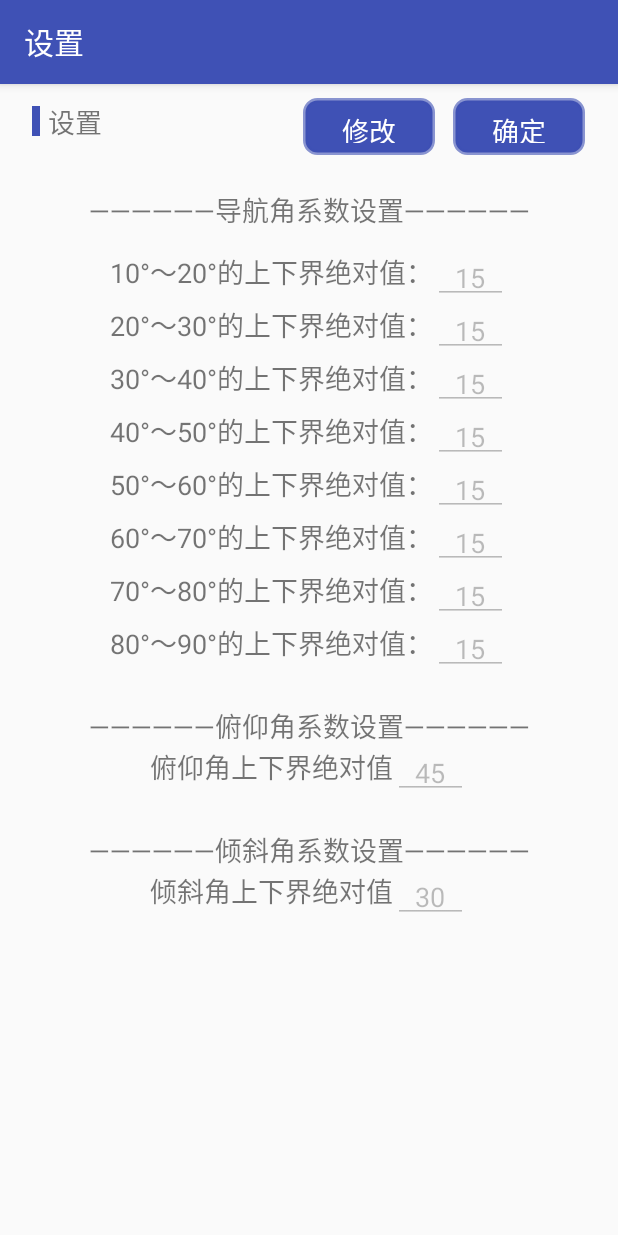
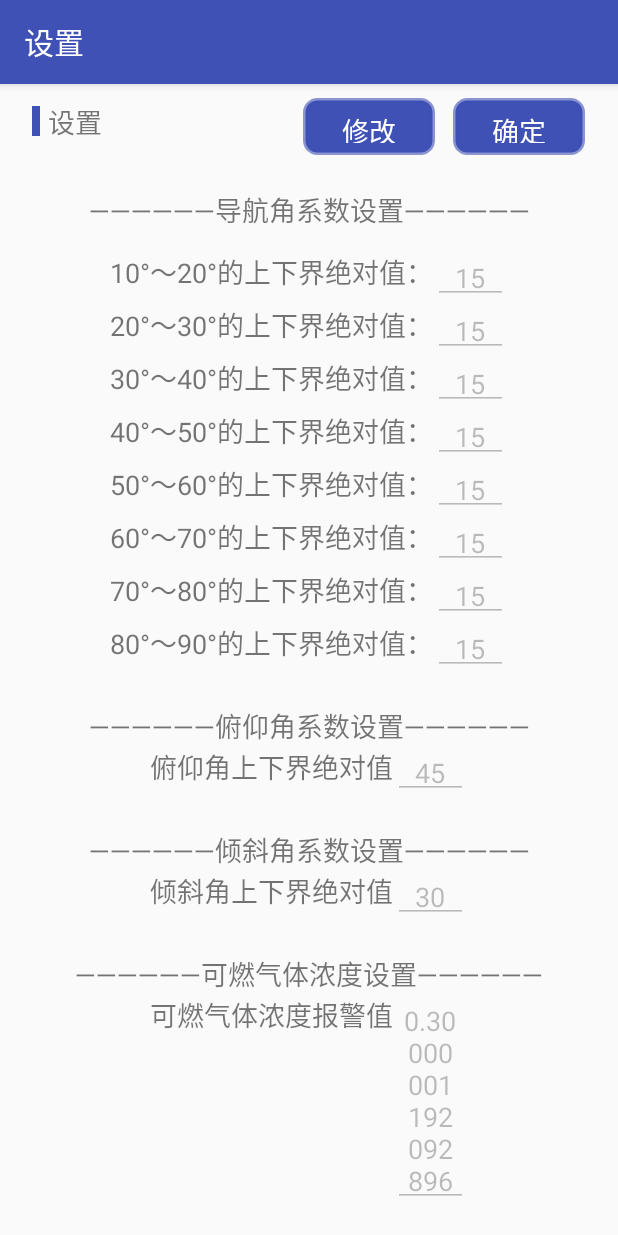
Before and after one commit to Notzuonotdied/bluetoothServer, an Android app: the SettingActivity screen opened directly, with no data from a screen before it, after a tap on "确定", on a phone screen of 412 x 824 dp. Run offline under Robolectric (Android 15) with nearby library versions, the phone set to English and light mode, and no system bars; 1 other tap on this screen came first.

Commit message:
增加了烟雾设置功能项

```diff
--- a/app/build.gradle
+++ b/app/build.gradle
@@ -7,8 +7,8 @@ android {
         applicationId 'com.example.bluetoothserver'
         minSdkVersion 14
         targetSdkVersion 22
-        versionCode 1
-        versionName "1.0"
+        versionCode 3
+        versionName "3.0"
         testInstrumentationRunner "android.support.test.runner.AndroidJUnitRunner"
         jackOptions {
             enabled true
--- a/app/src/main/java/com/example/wangyu892449346/bluetoothserver/Activity/MainActivity.java
+++ b/app/src/main/java/com/example/wangyu892449346/bluetoothserver/Activity/MainActivity.java
@@ -428,8 +428,8 @@ public class MainActivity extends BluetoothActivity
         if (hit == 0) {
             hit = soundPool.load(this, R.raw.sound, 0);
         }
-        soundPool.play(hit, 9, 9, 0, 5, (float)1);
-        vibrator.vibrate(new long[]{100,2000,500,2500},-1);
+        soundPool.play(hit, 9, 9, 0, 5, (float) 1);
+        vibrator.vibrate(new long[]{100, 2000, 500, 2500}, -1);
     }
 
     /**
@@ -466,6 +466,24 @@ public class MainActivity extends BluetoothActivity
 
     }
 
+    @Override
+    protected void onDestroy() {
+        super.onDestroy();
+        soundPool.release();
+    }
+
+    @Override
+    protected void onResume() {
+        super.onResume();
+        soundPool.resume(R.raw.sound);
+    }
+
+    @Override
+    protected void onStop() {
+        super.onStop();
+        soundPool.stop(R.raw.sound);
+    }
+
     private class MyHandler extends android.os.Handler {
         private final WeakReference<MainActivity> mActivity;
 
@@ -489,22 +507,4 @@ public class MainActivity extends BluetoothActivity
             }
         }
     }
-
-    @Override
-    protected void onDestroy() {
-        super.onDestroy();
-        soundPool.release();
-    }
-
-    @Override
-    protected void onResume() {
-        super.onResume();
-        soundPool.resume(R.raw.sound);
-    }
-
-    @Override
-    protected void onStop() {
-        super.onStop();
-        soundPool.stop(R.raw.sound);
-    }
 }
--- a/app/src/main/java/com/example/wangyu892449346/bluetoothserver/Activity/SettingActivity.java
+++ b/app/src/main/java/com/example/wangyu892449346/bluetoothserver/Activity/SettingActivity.java
@@ -14,6 +14,7 @@ import com.example.wangyu892449346.bluetoothserver.util.SharedPManager;
 
 public class SettingActivity extends AppCompatActivity {
 
+    private android.widget.EditText editGas;
     private android.widget.EditText edit12;
     private android.widget.EditText edit23;
     private android.widget.EditText edit34;
@@ -23,7 +24,7 @@ public class SettingActivity extends AppCompatActivity {
     private android.widget.EditText edit78;
     private android.widget.EditText edit89;
     private android.widget.EditText editPitch;
-    private android.widget.EditText edityaw;
+    private android.widget.EditText editYaw;
     private android.widget.Button btnAlert;
     private android.widget.Button btnConfirm;
     private View.OnClickListener listener = view -> {
@@ -55,7 +56,8 @@ public class SettingActivity extends AppCompatActivity {
     }
 
     private void initView() {
-        this.edityaw = (EditText) findViewById(R.id.edit_yaw);
+        this.editGas = (EditText) findViewById(R.id.edit_gas);
+        this.editYaw = (EditText) findViewById(R.id.edit_yaw);
         this.editPitch = (EditText) findViewById(R.id.edit_roll);
         this.edit89 = (EditText) findViewById(R.id.edit89);
         this.edit78 = (EditText) findViewById(R.id.edit78);
@@ -81,6 +83,7 @@ public class SettingActivity extends AppCompatActivity {
         Constant.edit67Num = sp.getInt(Constant.edit67, Constant.edit67Num);
         Constant.editPitchNum = sp.getInt(Constant.editPitch, Constant.editPitchNum);
         Constant.editYawNum = sp.getInt(Constant.editYaw, Constant.editYawNum);
+        Constant.editGasNum = sp.getFloat(Constant.editGas, (float) Constant.editGasNum);
 
         this.edit12.setText(int2String(Constant.edit12Num));
         this.edit23.setText(int2String(Constant.edit23Num));
@@ -90,8 +93,9 @@ public class SettingActivity extends AppCompatActivity {
         this.edit67.setText(int2String(Constant.edit67Num));
         this.edit78.setText(int2String(Constant.edit78Num));
         this.edit89.setText(int2String(Constant.edit89Num));
-        this.edityaw.setText(int2String(Constant.editYawNum));
+        this.editYaw.setText(int2String(Constant.editYawNum));
         this.editPitch.setText(int2String(Constant.editPitchNum));
+        this.editGas.setText(String.valueOf(Constant.editGasNum));
         sp.commit();
     }
 
@@ -106,7 +110,8 @@ public class SettingActivity extends AppCompatActivity {
         Constant.edit78Num = String2Int(edit78.getText().toString());
         Constant.edit89Num = String2Int(edit89.getText().toString());
         Constant.editPitchNum = String2Int(editPitch.getText().toString());
-        Constant.editYawNum = String2Int(edityaw.getText().toString());
+        Constant.editYawNum = String2Int(editYaw.getText().toString());
+        Constant.editGasNum = Float.valueOf(editGas.getText().toString());
 
         sp.putInt(Constant.edit12, Constant.edit12Num);
         sp.putInt(Constant.edit23, Constant.edit23Num);
@@ -117,6 +122,7 @@ public class SettingActivity extends AppCompatActivity {
         sp.putInt(Constant.edit89, Constant.edit89Num);
         sp.putInt(Constant.editPitch, Constant.editPitchNum);
         sp.putInt(Constant.editYaw, Constant.editYawNum);
+        sp.putFloat(Constant.editGas, (float) Constant.editGasNum);
         sp.commit();
     }
 
@@ -130,7 +136,8 @@ public class SettingActivity extends AppCompatActivity {
         this.edit23.setEnabled(flag);
         this.edit12.setEnabled(flag);
         this.editPitch.setEnabled(flag);
-        this.edityaw.setEnabled(flag);
+        this.editYaw.setEnabled(flag);
+        this.editGas.setEnabled(flag);
     }
 
     private int String2Int(String str) {
--- a/app/src/main/java/com/example/wangyu892449346/bluetoothserver/util/Constant.java
+++ b/app/src/main/java/com/example/wangyu892449346/bluetoothserver/util/Constant.java
@@ -16,6 +16,7 @@ public class Constant {
     public static String edit89 = "edit89";
     public static String editPitch = "editPitch";
     public static String editYaw = "editYaw";
+    public static String editGas = "editGas";
 
     public static int edit12Num = 15;
     public static int edit23Num = 15;
@@ -28,5 +29,7 @@ public class Constant {
     public static int editPitchNum = 45;
     public static int editYawNum = 30;
 
+    public static double editGasNum = 0.3;
+
     public static int speed = 0;
 }
--- a/app/src/main/java/com/example/wangyu892449346/bluetoothserver/util/DataUtil.java
+++ b/app/src/main/java/com/example/wangyu892449346/bluetoothserver/util/DataUtil.java
@@ -39,7 +39,7 @@ public class DataUtil {
     }
 
     public boolean isOverEdge(double gas) {
-        return gas > 0.3 || gas < 0.1;
+        return gas > Constant.editGasNum;
     }
 
     public boolean isNavOverStep(int angle) {
--- a/app/src/main/java/com/example/wangyu892449346/bluetoothserver/util/SharedPManager.java
+++ b/app/src/main/java/com/example/wangyu892449346/bluetoothserver/util/SharedPManager.java
@@ -33,6 +33,16 @@ public class SharedPManager {
      * @param key      键值
      * @param defValue 假如没有找到，就返回defValue
      */
+    public float getFloat(String key, float defValue) {
+        return Sp.getFloat(key, defValue);
+    }
+
+    /**
+     * 获取Key的String数据
+     *
+     * @param key      键值
+     * @param defValue 假如没有找到，就返回defValue
+     */
     public int getInt(String key, int defValue) {
         return Sp.getInt(key, defValue);
     }
@@ -52,6 +62,16 @@ public class SharedPManager {
      */
     public void clear() {
         SpEditor.clear();
+    }
+
+    /**
+     * 向SharePreferences存入指定key对应的数据
+     *
+     * @param key   键值
+     * @param value 键值对应的数据
+     */
+    public void putFloat(String key, float value) {
+        SpEditor.putFloat(key, value);
     }
 
     /**
--- a/app/src/main/res/layout/setting.xml
+++ b/app/src/main/res/layout/setting.xml
@@ -32,8 +32,8 @@
         <Button
             android:id="@+id/alert"
             android:layout_width="wrap_content"
+            android:layout_height="wrap_content"
             android:layout_margin="6dp"
-            android:layout_height="wrap_content"
             android:background="@drawable/shape"
             android:text="@string/alert"
             android:textColor="@color/white"
@@ -42,8 +42,8 @@
         <Button
             android:id="@+id/confirm"
             android:layout_width="wrap_content"
+            android:layout_height="wrap_content"
             android:layout_margin="6dp"
-            android:layout_height="wrap_content"
             android:background="@drawable/shape"
             android:text="@string/confirm"
             android:textColor="@color/white"
@@ -70,7 +70,7 @@
 
         <EditText
             android:id="@+id/edit12"
-            style="@style/setting_EditText" />
+            style="@style/setting_EditText"/>
     </LinearLayout>
 
     <LinearLayout style="@style/setting_LinearLayout">
@@ -81,7 +81,7 @@
 
         <EditText
             android:id="@+id/edit23"
-            style="@style/setting_EditText" />
+            style="@style/setting_EditText"/>
     </LinearLayout>
 
     <LinearLayout style="@style/setting_LinearLayout">
@@ -92,7 +92,7 @@
 
         <EditText
             android:id="@+id/edit34"
-            style="@style/setting_EditText" />
+            style="@style/setting_EditText"/>
     </LinearLayout>
 
     <LinearLayout style="@style/setting_LinearLayout">
@@ -103,7 +103,7 @@
 
         <EditText
             android:id="@+id/edit45"
-            style="@style/setting_EditText" />
+            style="@style/setting_EditText"/>
     </LinearLayout>
 
     <LinearLayout style="@style/setting_LinearLayout">
@@ -114,7 +114,7 @@
 
         <EditText
             android:id="@+id/edit56"
-            style="@style/setting_EditText" />
+            style="@style/setting_EditText"/>
     </LinearLayout>
 
     <LinearLayout style="@style/setting_LinearLayout">
@@ -125,7 +125,7 @@
 
         <EditText
             android:id="@+id/edit67"
-            style="@style/setting_EditText" />
+            style="@style/setting_EditText"/>
     </LinearLayout>
 
     <LinearLayout style="@style/setting_LinearLayout">
@@ -136,7 +136,7 @@
 
         <EditText
             android:id="@+id/edit78"
-            style="@style/setting_EditText" />
+            style="@style/setting_EditText"/>
     </LinearLayout>
 
     <LinearLayout style="@style/setting_LinearLayout">
@@ -147,7 +147,7 @@
 
         <EditText
             android:id="@+id/edit89"
-            style="@style/setting_EditText" />
+            style="@style/setting_EditText"/>
     </LinearLayout>
 
     <android.support.v4.widget.Space
@@ -166,7 +166,7 @@
 
         <EditText
             android:id="@+id/edit_roll"
-            style="@style/setting_EditText" />
+            style="@style/setting_EditText"/>
     </LinearLayout>
 
     <android.support.v4.widget.Space
@@ -185,7 +185,26 @@
 
         <EditText
             android:id="@+id/edit_yaw"
-            style="@style/setting_EditText" />
+            style="@style/setting_EditText"/>
+    </LinearLayout>
+
+    <android.support.v4.widget.Space
+        android:layout_width="match_parent"
+        android:layout_height="20dp" />
+
+    <TextView
+        style="@style/setting_title"
+        android:text="@string/gas" />
+
+    <LinearLayout style="@style/setting_LinearLayout">
+
+        <TextView
+            style="@style/setting_item"
+            android:text="@string/gas_info" />
+
+        <EditText
+            android:id="@+id/edit_gas"
+            style="@style/setting_EditText"/>
     </LinearLayout>
 
     <android.support.v4.widget.Space
--- a/app/src/main/res/values/strings.xml
+++ b/app/src/main/res/values/strings.xml
@@ -8,6 +8,7 @@
     <string name="nav">——————导航角系数设置——————</string>
     <string name="roll">——————俯仰角系数设置——————</string>
     <string name="yaw">——————倾斜角系数设置——————</string>
+    <string name="gas">——————可燃气体浓度设置——————</string>
     <string name="nav_12">10°～20°的上下界绝对值：</string>
     <string name="nav_23">20°～30°的上下界绝对值：</string>
     <string name="nav_34">30°～40°的上下界绝对值：</string>
@@ -18,6 +19,7 @@
     <string name="nav_89">80°～90°的上下界绝对值：</string>
     <string name="roll_ud">俯仰角上下界绝对值</string>
     <string name="yaw_ud">倾斜角上下界绝对值</string>
+    <string name="gas_info">可燃气体浓度报警值</string>
     <string name="title_activity_main">MainActivity</string>
 
     <string name="navigation_drawer_open">Open navigation drawer</string>
```
